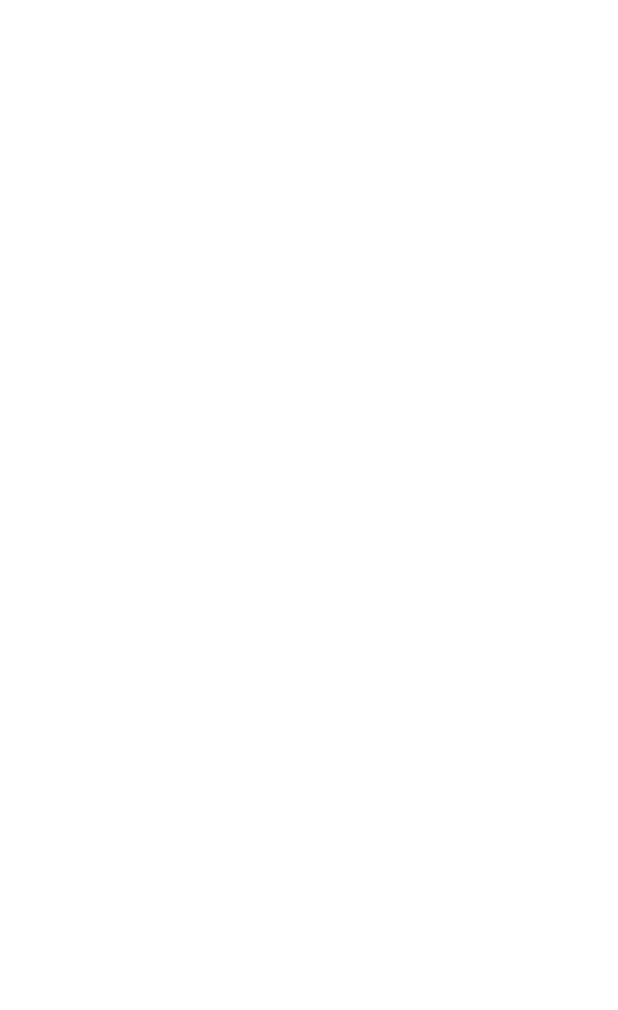
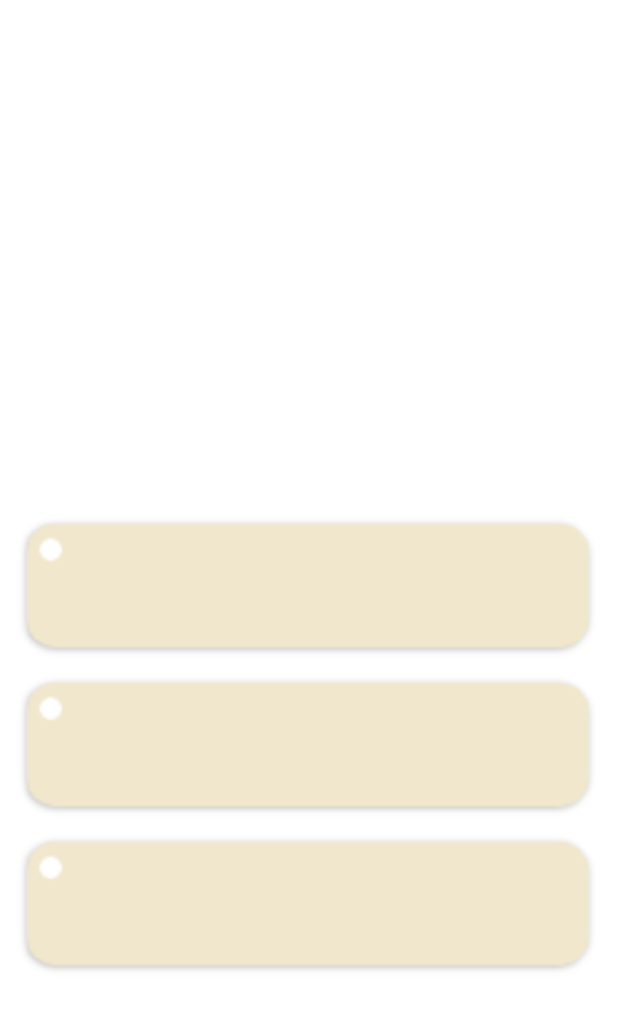
Before and after one commit to minju0213/Cooknote, an Android app: the bread screen opened directly, with no data from a screen before it, on a phone screen of 412 x 824 dp. Before the commit the part shown is empty. Shown: the top 1010 px of the screen. Run offline under Robolectric (Android 15) with nearby library versions, the phone set to English and light mode, and no system bars.

Commit message:
05.17 - 문제풀기 이미지뷰 추가 (제빵/제과)

```diff
--- a/app/src/main/res/layout/bread.xml
+++ b/app/src/main/res/layout/bread.xml
@@ -1,6 +1,42 @@
 <?xml version="1.0" encoding="utf-8"?>
 <androidx.constraintlayout.widget.ConstraintLayout xmlns:android="http://schemas.android.com/apk/res/android"
+    xmlns:app="http://schemas.android.com/apk/res-auto"
+    xmlns:tools="http://schemas.android.com/tools"
     android:layout_width="match_parent"
-    android:layout_height="match_parent">
+    android:layout_height="match_parent"
+    android:orientation="vertical">
+
+    <ImageView
+        android:id="@+id/top_bar_bread1"
+        android:layout_width="0dp"
+        android:layout_height="106dp"
+        android:layout_marginTop="335dp"
+        android:scaleType="centerCrop"
+        android:src="@drawable/right_answer"
+        app:layout_constraintEnd_toEndOf="parent"
+        app:layout_constraintStart_toStartOf="parent"
+        app:layout_constraintTop_toTopOf="parent" />
+
+    <ImageView
+        android:id="@+id/top_bar_bread2"
+        android:layout_width="0dp"
+        android:layout_height="106dp"
+        android:scaleType="centerCrop"
+        android:src="@drawable/right_answer"
+        app:layout_constraintEnd_toEndOf="parent"
+        app:layout_constraintHorizontal_bias="0.0"
+        app:layout_constraintStart_toStartOf="parent"
+        app:layout_constraintTop_toBottomOf="@+id/top_bar_bread1"></ImageView>
+
+    <ImageView
+        android:id="@+id/top_bar_bread3"
+        android:layout_width="0dp"
+        android:layout_height="106dp"
+        android:scaleType="centerCrop"
+        android:src="@drawable/right_answer"
+        app:layout_constraintEnd_toEndOf="parent"
+        app:layout_constraintHorizontal_bias="0.0"
+        app:layout_constraintStart_toStartOf="parent"
+        app:layout_constraintTop_toBottomOf="@+id/top_bar_bread2"></ImageView>
 
 </androidx.constraintlayout.widget.ConstraintLayout>
--- a/gradle.properties
+++ b/gradle.properties
@@ -15,3 +15,4 @@ org.gradle.jvmargs=-Xmx2048m -Dfile.encoding=UTF-8
 # Android operating system, and which are packaged with your app"s APK
 # https://developer.android.com/topic/libraries/support-library/androidx-rn
 android.useAndroidX=true
+android.enableJetifier=true
```
Also changed, not shown: app/src/main/res/layout/cookie.xml (+33 -5 lines), app/src/main/res/drawable/right_answer.png.
